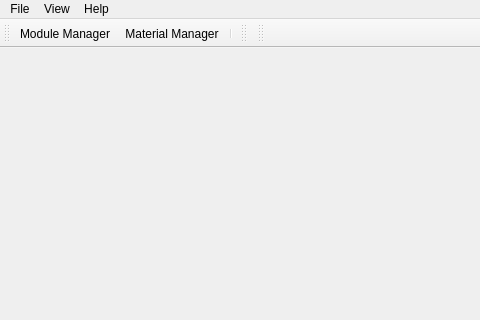
The window that framework/ui/mainwindow.ui (viennamos/viennamos-dev) describes before a commit, drawn with Qt 5; both pictures show x 0 to 480 and y 0 to 320 of the 848 by 633 pixel window.
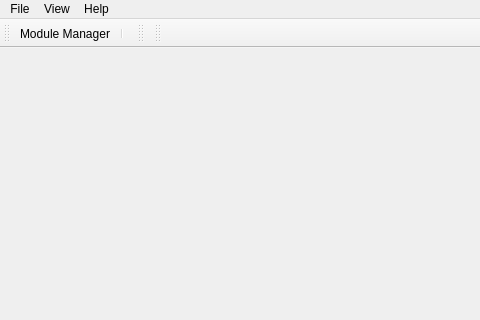
The same window after the commit. Icons and pictures are not drawn.

Commit message:
removed material manager icon on top bar
there is currently no presentable impelmentation available.
ViennaMOS merely loads a materials.xml file and uses
it to populate a ViennaMaterials library, which is then
forwarded to each module, actually making use of it

```diff
--- a/framework/ui/mainwindow.ui
+++ b/framework/ui/mainwindow.ui
@@ -65,7 +65,6 @@
     <bool>false</bool>
    </attribute>
    <addaction name="actionModule_Manager"/>
-   <addaction name="actionMaterial_Manager"/>
    <addaction name="separator"/>
   </widget>
   <widget class="QStatusBar" name="statusBar"/>
```
Left out of the diff: 8 changed lines with no effect on the pictures.
